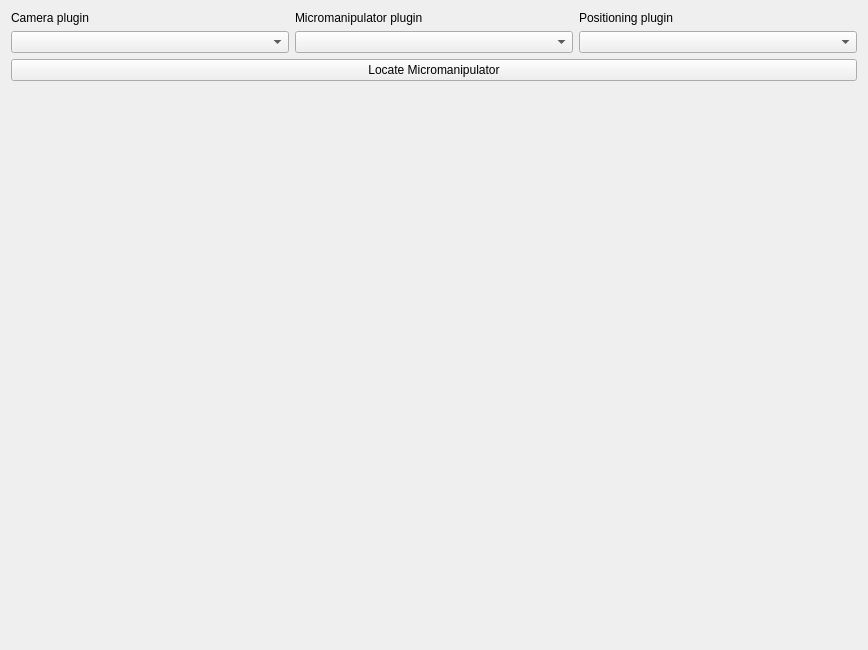
Qt form plugins/affinemove/affinemove_Settings.ui (pyIVLS/pyIVLS) before a commit.
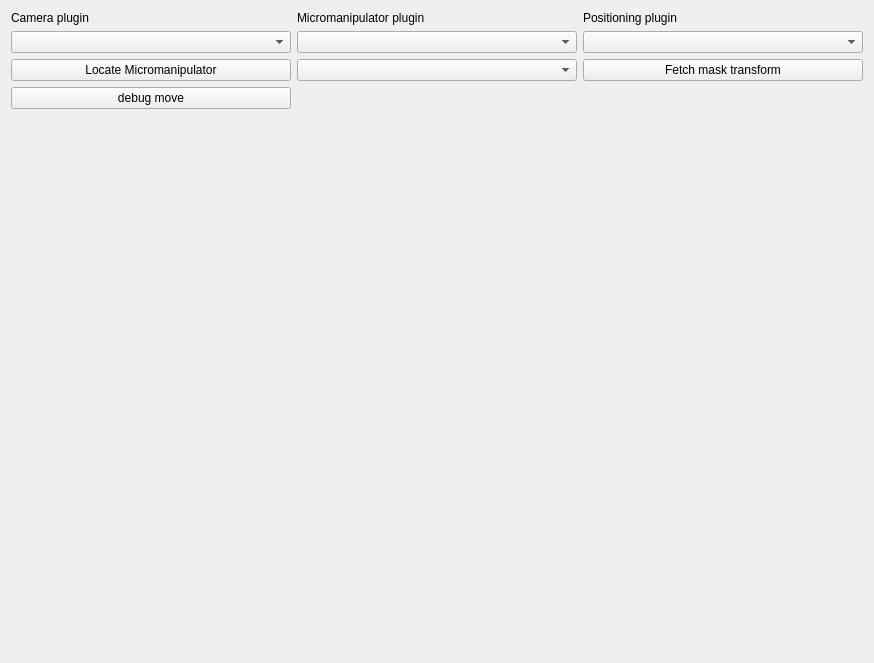
The same form after that commit.

Commit message: Affine_move tested on hardware. Seems to work now.

What changed in the file:
```diff
--- a/plugins/affinemove/affinemove_Settings.ui
+++ b/plugins/affinemove/affinemove_Settings.ui
@@ -6,8 +6,8 @@
    <rect>
     <x>0</x>
     <y>0</y>
-    <width>868</width>
-    <height>650</height>
+    <width>874</width>
+    <height>663</height>
    </rect>
   </property>
   <property name="sizePolicy">
@@ -20,7 +20,7 @@
    <string>AffineMove settings</string>
   </property>
   <layout class="QGridLayout" name="gridLayout">
-   <item row="4" column="2">
+   <item row="5" column="2">
     <spacer name="verticalSpacer">
      <property name="orientation">
       <enum>Qt::Orientation::Vertical</enum>
@@ -53,7 +53,7 @@
      </property>
     </widget>
    </item>
-   <item row="4" column="1">
+   <item row="5" column="1">
     <spacer name="verticalSpacer_3">
      <property name="orientation">
       <enum>Qt::Orientation::Vertical</enum>
@@ -66,7 +66,7 @@
      </property>
     </spacer>
    </item>
-   <item row="4" column="0">
+   <item row="5" column="0">
     <spacer name="verticalSpacer_2">
      <property name="orientation">
       <enum>Qt::Orientation::Vertical</enum>
@@ -110,13 +110,30 @@
      </property>
     </widget>
    </item>
-   <item row="2" column="0" colspan="3">
+   <item row="2" column="0">
     <widget class="QPushButton" name="findSutter">
      <property name="text">
       <string>Locate Micromanipulator</string>
      </property>
     </widget>
    </item>
+   <item row="2" column="1">
+    <widget class="QComboBox" name="mmListBox"/>
+   </item>
+   <item row="2" column="2">
+    <widget class="QPushButton" name="fetchMaskButton">
+     <property name="text">
+      <string>Fetch mask transform</string>
+     </property>
+    </widget>
+   </item>
+   <item row="4" column="0">
+    <widget class="QPushButton" name="debugButton">
+     <property name="text">
+      <string>debug move</string>
+     </property>
+    </widget>
+   </item>
   </layout>
  </widget>
  <resources/>
```
The commit also changes 14 other files.
